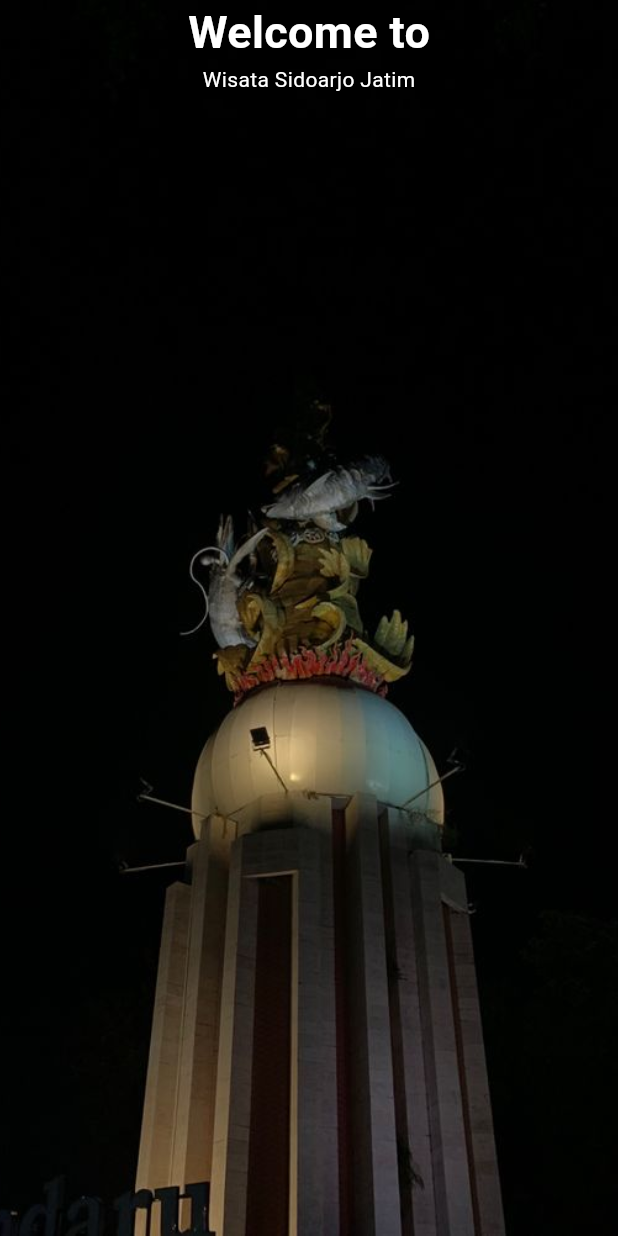
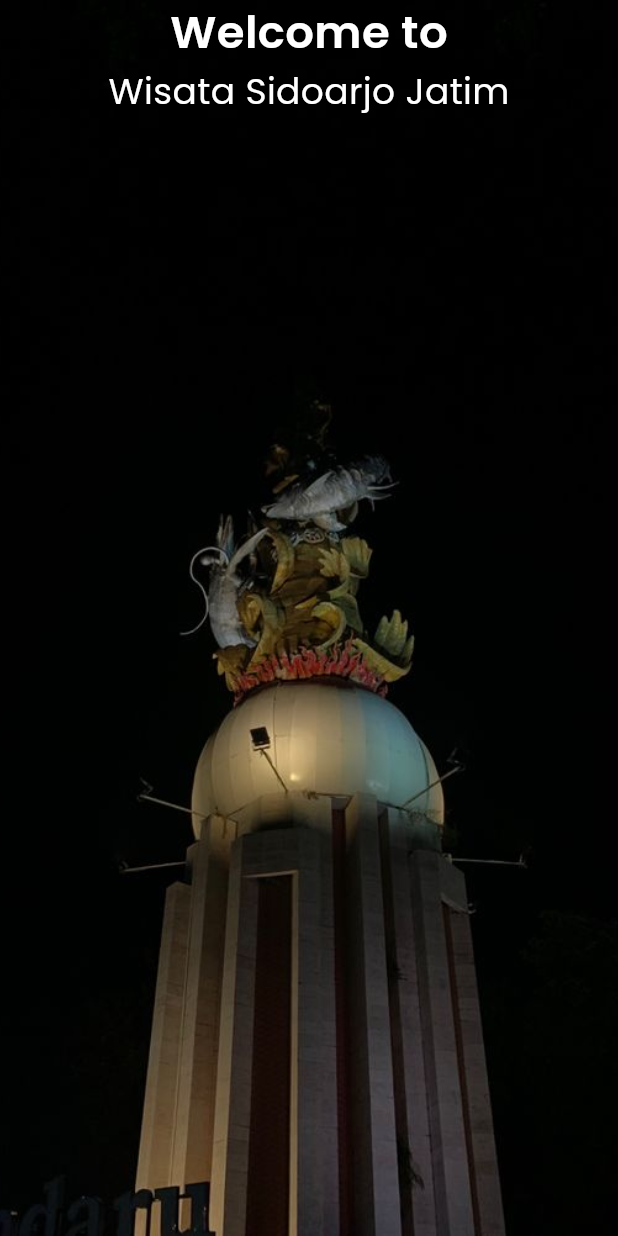
Before and after one commit to dedyputra/wisata_app, a Flutter app: the screen it shows after launch, on a phone screen of 412 x 824 dp. Run offline on Flutter 3.47's test engine with Material 3 defaults, Android fonts, the phone set to English and light mode, and no system bars.

Commit message:
update fonts, yaml, & colors

```diff
--- a/lib/screens/home/home_screens.dart
+++ b/lib/screens/home/home_screens.dart
@@ -30,13 +30,18 @@ class _HomeScreensState extends State<HomeScreens> {
                     "Welcome to",
                     style: TextStyle(
                       fontSize: 30,
-                      color: KWhiteClr,
+                      fontFamily: kFontFamily,
                       fontWeight: FontWeight.w600,
+                      color: Colors.white,
                     ),
                   ),
                   Text(
                     "Wisata Sidoarjo Jatim",
-                    style: TextStyle(color: KWhiteClr),
+                    style: TextStyle(
+                      fontSize: 24,
+                      fontFamily: kFontFamily,
+                      color: Colors.white,
+                    ),
                   ),
                 ],
               ),
--- a/lib/utilities/colors.dart
+++ b/lib/utilities/colors.dart
@@ -1,4 +1,9 @@
-import 'package:flutter/material.dart' show Color;
+import 'package:flutter/material.dart';
 
-const Color KPrimaClr = Color(0xffd99156);
-const Color KWhiteClr = Color.fromARGB(255, 255, 255, 255);
+const String kFontFamily = 'Poppins';
+
+const kHeadingStyle = TextStyle(
+    fontFamily: kFontFamily, fontSize: 24, fontWeight: FontWeight.bold);
+const kBodyTextStyle = TextStyle(fontFamily: kFontFamily, fontSize: 16);
+const kButtonTextStyle = TextStyle(
+    fontFamily: kFontFamily, fontSize: 18, fontWeight: FontWeight.w600);
--- a/pubspec.yaml
+++ b/pubspec.yaml
@@ -33,7 +33,7 @@ dependencies:
 
   # The following adds the Cupertino Icons font to your application.
   # Use with the CupertinoIcons class for iOS style icons.
-  cupertino_icons: ^1.0.6
+  cupertino_icons: ^1.0.8
 
 dev_dependencies:
   flutter_test:
@@ -44,7 +44,7 @@ dev_dependencies:
   # activated in the `analysis_options.yaml` file located at the root of your
   # package. See that file for information about deactivating specific lint
   # rules and activating additional ones.
-  flutter_lints: ^3.0.0
+  flutter_lints: ^5.0.0
 
 # For information on the generic Dart part of this file, see the
 # following page: https://dart.dev/tools/pub/pubspec
```
Also changed, not shown: pubspec.lock.
